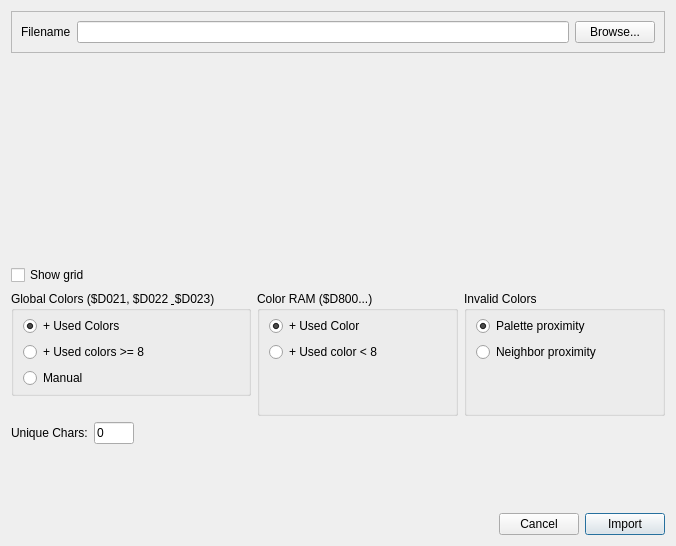
This is src/importkoaladialog.ui in ricardoquesada/vchar64 as Qt 5 draws it before an edit. The edited form follows.
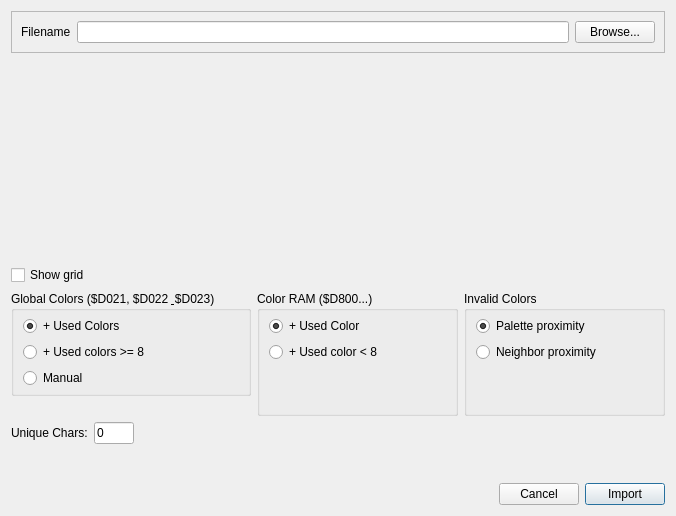
This is the edited form. Custom widgets are drawn as their Qt base class.

Patch:
```diff
--- a/src/importkoaladialog.ui
+++ b/src/importkoaladialog.ui
@@ -7,7 +7,7 @@
     <x>0</x>
     <y>0</y>
     <width>676</width>
-    <height>546</height>
+    <height>516</height>
    </rect>
   </property>
   <property name="windowTitle">
```
